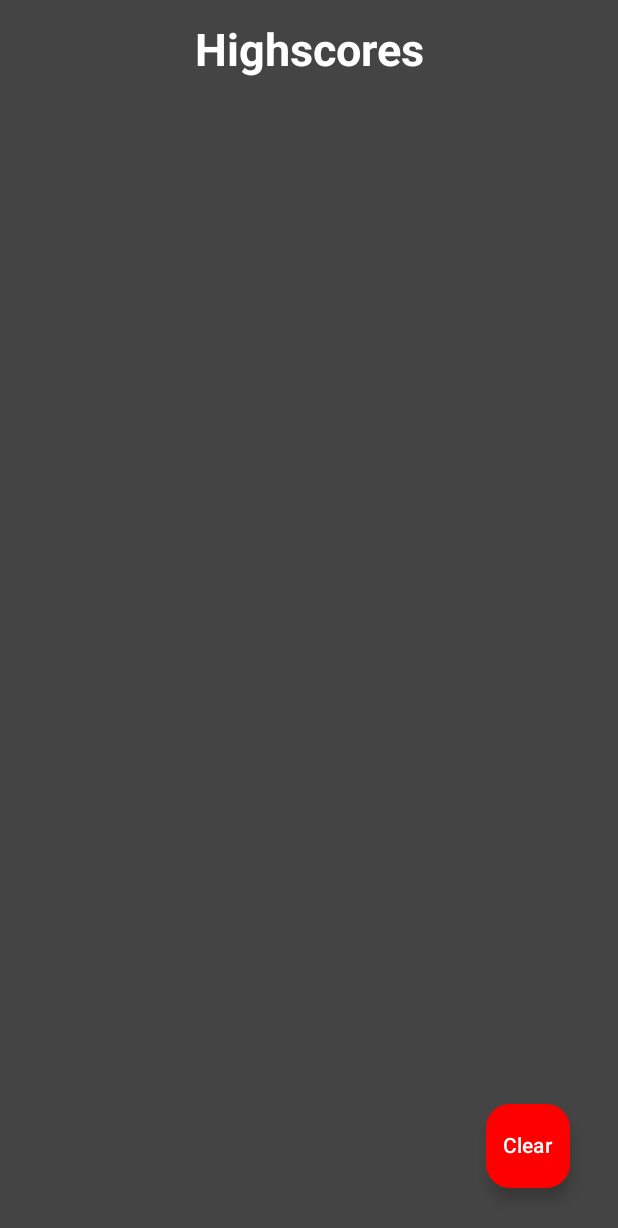
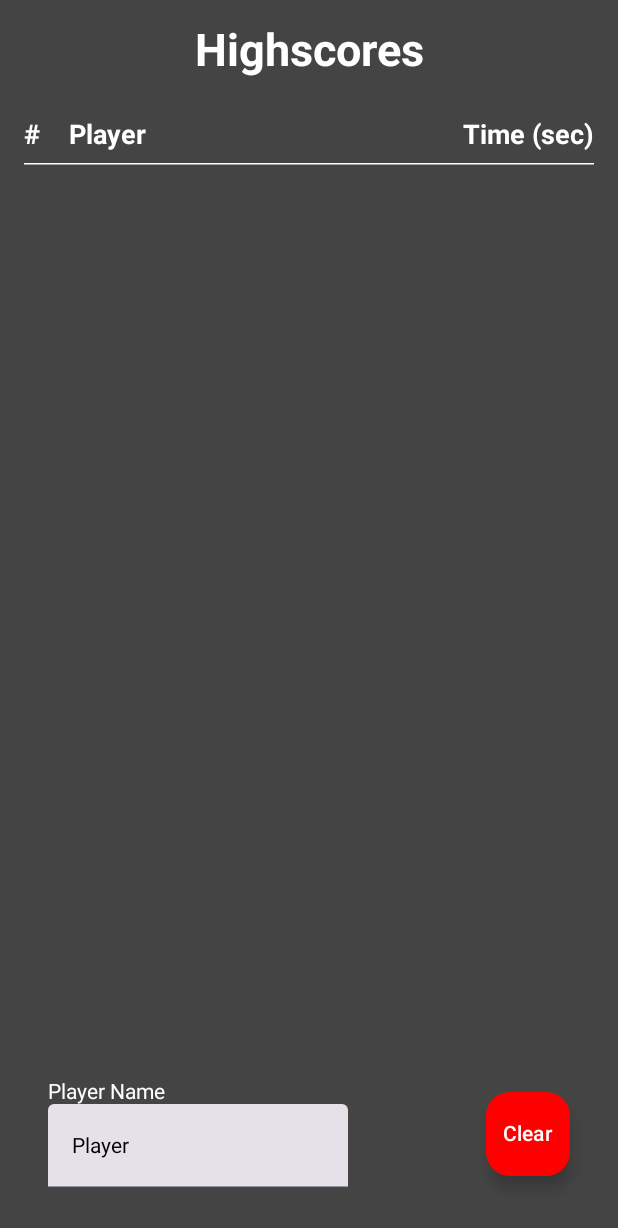
Before and after one commit to thehansong/labyrinth_marble_game, an Android app built with Jetpack Compose: the HighscoreScreen screen opened through its navigation route, after a tap on "Clear", on a phone screen of 412 x 824 dp. Shown: the top 1228 px of the screen. Run offline under Robolectric (Android 15) with nearby library versions, the light colour scheme and no system bars; our stand-ins replace Room's generated code.

Commit message:
Transition to highscores on game completed
Working highscores but the code's pretty jank

```diff
--- a/app/src/main/java/com/example/labyrinthmarblegame/MainActivity.kt
+++ b/app/src/main/java/com/example/labyrinthmarblegame/MainActivity.kt
@@ -5,6 +5,7 @@ import android.content.pm.ActivityInfo
 import android.hardware.SensorManager
 import android.opengl.GLSurfaceView
 import android.os.Bundle
+import android.util.Log
 import androidx.activity.ComponentActivity
 import androidx.activity.compose.setContent
 import androidx.compose.foundation.Image
@@ -20,6 +21,7 @@ import androidx.compose.ui.graphics.Color
 import androidx.compose.ui.layout.ContentScale
 import androidx.compose.ui.res.painterResource
 import androidx.compose.ui.text.font.FontWeight
+import androidx.compose.ui.text.TextStyle
 import androidx.compose.ui.unit.dp
 import androidx.compose.ui.unit.sp
 import androidx.lifecycle.ViewModelProvider
@@ -29,7 +31,14 @@ import androidx.navigation.compose.composable
 import androidx.navigation.compose.rememberNavController
 import androidx.compose.foundation.lazy.LazyColumn
 import androidx.compose.foundation.lazy.items
+import androidx.compose.foundation.lazy.itemsIndexed
+import androidx.compose.material3.ButtonDefaults
+import androidx.compose.material3.Divider
 import androidx.compose.material3.FloatingActionButton
+import androidx.compose.material3.HorizontalDivider
+import androidx.compose.material3.LocalTextStyle
+import androidx.compose.material3.TextField
+import androidx.compose.material3.TextFieldDefaults
 import androidx.compose.runtime.*
 import androidx.compose.ui.viewinterop.AndroidView
 import androidx.lifecycle.lifecycleScope
@@ -46,25 +55,25 @@ class MainActivity : ComponentActivity() {
         val database = MarbleGameDatabase.getDatabase(applicationContext)
         val repository = MarbleGameRepository(database.marbleGameDao())
 
+        val viewModel = ViewModelProvider(
+            this,
+            MarbleGameViewModelFactory(repository)
+        )[MarbleGameViewModel::class.java]
+
         // Initialize the game
         sensorManager = getSystemService(Context.SENSOR_SERVICE) as SensorManager
-        gameLogic = MarbleGameLogic(this)
+        gameLogic = MarbleGameLogic(this, viewModel)
 
         // Initialize sounds
         initBGM(this)
         initSounds(this)
         bgmPlayer.start()
 
-        val viewModel = ViewModelProvider(
-            this,
-            MarbleGameViewModelFactory(repository)
-        )[MarbleGameViewModel::class.java]
-
         // Insert test scores when app launches
-        insertTestScores(viewModel)
+        //insertTestScores(viewModel)
 
         setContent {
-            AppNavigation(viewModel)
+            AppNavigation(viewModel, gameLogic)
         }
     }
 
@@ -101,12 +110,12 @@ class MainActivity : ComponentActivity() {
 
 
 @Composable
-fun AppNavigation(viewModel: MarbleGameViewModel) {
+fun AppNavigation(viewModel: MarbleGameViewModel, gameLogic: MarbleGameLogic) {
     val navController = rememberNavController()
 
     NavHost(navController, startDestination = "home") {
         composable("home") { HomeScreen(navController) }
-        composable("game") { GameScreen(navController) }
+        composable("game") { GameScreen(navController, gameLogic, viewModel) }
         composable("highscores") { HighscoreScreen(viewModel = viewModel) }
     }
 }
@@ -167,10 +176,20 @@ fun HomeScreen(navController: NavController) {
 }
 
 @Composable
-fun GameScreen(navController: NavController) {
+fun GameScreen(navController: NavController, gameLogic: MarbleGameLogic, viewModel: MarbleGameViewModel) {
     AndroidView(
         factory = { context ->
-            MarbleGameView(context)
+            MarbleGameView(context, viewModel).apply {
+                // Set the navigation callback
+                setNavigationCallback {
+                    navController.navigate("highscores") {
+                        // Pop up to the home destination
+                        popUpTo("home") {
+                            inclusive = false
+                        }
+                    }
+                }
+            }
         },
         modifier = Modifier.fillMaxSize()
     )
@@ -178,14 +197,18 @@ fun GameScreen(navController: NavController) {
 
 @Composable
 fun HighscoreScreen(viewModel: MarbleGameViewModel) {
-    val scores by viewModel.highScores.collectAsState(initial = emptyList()) // Observe scores
+    val scores by viewModel.highScores.collectAsState(initial = emptyList())
+    val currentPlayerName by viewModel.playerName.collectAsState()
     val coroutineScope = rememberCoroutineScope()
+
+    // Local state for updating the player's name.
+    var playerName by remember { mutableStateOf(currentPlayerName) }
 
     Box(
         modifier = Modifier
             .fillMaxSize()
             .background(Color.DarkGray)
-            .padding(16.dp) // Add padding to avoid overlap
+            .padding(16.dp)
     ) {
         Column(
             modifier = Modifier.fillMaxSize(),
@@ -200,14 +223,109 @@ fun HighscoreScreen(viewModel: MarbleGameViewModel) {
 
             Spacer(modifier = Modifier.height(20.dp))
 
-            // Display scores in a LazyColumn sorted in descending order
+            // Headers row includes ranking
+            Row(
+                modifier = Modifier
+                    .fillMaxWidth()
+                    .padding(vertical = 8.dp),
+                horizontalArrangement = Arrangement.SpaceBetween
+            ) {
+                Text(
+                    text = "#",
+                    fontSize = 18.sp,
+                    color = Color.White,
+                    fontWeight = FontWeight.Bold,
+                    modifier = Modifier.width(30.dp)
+                )
+                Text(
+                    text = "Player",
+                    fontSize = 18.sp,
+                    color = Color.White,
+                    fontWeight = FontWeight.Bold,
+                    modifier = Modifier.weight(1f)
+                )
+                Text(
+                    text = "Time (sec)",
+                    fontSize = 18.sp,
+                    color = Color.White,
+                    fontWeight = FontWeight.Bold
+                )
+            }
+
+            HorizontalDivider(thickness = 1.dp, color = Color.White)
+            Spacer(modifier = Modifier.height(8.dp))
+
+            // LazyColumn for all scores, sorted by fastest time
             LazyColumn(
+                modifier = Modifier
+                    .fillMaxWidth()
+                    .weight(1f)
+            ) {
+                val sortedScores = scores.sortedBy { it.completionTime }
+                itemsIndexed(sortedScores) { index, score ->
+                    // Use the current player name from the ViewModel to check if this is the player's score
+                    val isPlayerScore = score.playerName == currentPlayerName
+                    val backgroundColor = if (isPlayerScore) Color(0xFF1E3F66) else Color.Transparent
+                    val textColor = if (isPlayerScore) Color.Yellow else Color.White
+
+                    Row(
+                        modifier = Modifier
+                            .fillMaxWidth()
+                            .padding(vertical = 8.dp)
+                            .background(backgroundColor)
+                            .padding(horizontal = 8.dp, vertical = 4.dp),
+                        verticalAlignment = Alignment.CenterVertically
+                    ) {
+                        // Ranking number column
+                        Text(
+                            text = "${index + 1}",
+                            fontSize = 18.sp,
+                            color = textColor,
+                            modifier = Modifier.width(30.dp)
+                        )
+                        // Player name column
+                        Text(
+                            text = score.playerName,
+                            fontSize = 18.sp,
+                            color = textColor,
+                            fontWeight = if (isPlayerScore) FontWeight.Bold else FontWeight.Normal,
                             modifier = Modifier.weight(1f)
-            ) {
-                items(scores.sortedByDescending { it.completionTime }) { score ->
-                    ScoreItem(score)
+                        )
+                        // Completion time column
+                        Text(
+                            text = "${score.completionTime}s",
+                            fontSize = 18.sp,
+                            color = textColor,
+                            fontWeight = if (isPlayerScore) FontWeight.Bold else FontWeight.Normal
+                        )
                     }
                 }
+            }
+        }
+
+        // Row at the bottom for clear button and player name change
+        Row(
+            modifier = Modifier
+                .fillMaxWidth()
+                .align(Alignment.BottomCenter)
+                .padding(16.dp),
+            verticalAlignment = Alignment.CenterVertically,
+            horizontalArrangement = Arrangement.SpaceBetween
+        ) {
+            // Change player name
+            Column {
+                Text("Player Name", color = Color.White)
+                TextField(
+                    value = playerName,
+                    onValueChange = {
+                        playerName = it
+                        coroutineScope.launch {
+                            viewModel.updatePlayerName(it) // Update name instantly
+                        }
+                    },
+                    textStyle = LocalTextStyle.current.copy(color = Color.Black),
+                    modifier = Modifier.width(200.dp)
+                )
             }
 
             // Floating Action Button (FAB) to clear scores
@@ -217,12 +335,10 @@ fun HighscoreScreen(viewModel: MarbleGameViewModel) {
                         viewModel.clearScores()
                     }
                 },
-            modifier = Modifier
-                .align(Alignment.BottomEnd)
-                .padding(16.dp),
                 containerColor = Color.Red
             ) {
                 Text("Clear", color = Color.White)
+            }
         }
     }
 }
--- a/app/src/main/java/com/example/labyrinthmarblegame/MarbleGameLogic.kt
+++ b/app/src/main/java/com/example/labyrinthmarblegame/MarbleGameLogic.kt
@@ -9,10 +9,15 @@ import android.hardware.Sensor
 import android.hardware.SensorEvent
 import android.hardware.SensorEventListener
 import android.hardware.SensorManager
+import android.util.Log
 import android.view.Gravity
 import android.view.ViewGroup.LayoutParams
 import android.widget.Button
 import android.widget.FrameLayout
+import androidx.lifecycle.viewModelScope
+import kotlinx.coroutines.CoroutineScope
+import kotlinx.coroutines.Dispatchers
+import kotlinx.coroutines.launch
 
 // Data classes for game entities
 data class Vector2(var x: Float, var y: Float)
@@ -32,7 +37,7 @@ data class GameEntity(
     //var tilesY: Int       // How many times to repeat texture vertically
 )
 
-class MarbleGameLogic(private val context: Context) : SensorEventListener {
+class MarbleGameLogic(context: Context, private val viewModel: MarbleGameViewModel) : SensorEventListener {
     val entities = mutableListOf<GameEntity>()
     private var gameLevels = MarbleGameLevels(context)
 
@@ -55,12 +60,31 @@ class MarbleGameLogic(private val context: Context) : SensorEventListener {
     private var isPlayerReviving = false
     private var animationTimer = 0f
     private val animationDuration = 0.5f
+    private var changingLevels = false
+
+    // Highscore variables
+    private var gameStartTime: Long = 0
+    private var gameCompletionTime: Long = 0
+    private var isTimerRunning = false
 
     init {
         initializeEntities()
         registerSensors()
+        startTimer()
     }
 
+    // Listener for navigating back to main menu/highscores
+    interface GameEventListener {
+        fun onGameCompleted()
+    }
+
+    private var gameEventListener: GameEventListener? = null
+
+    fun setGameEventListener(listener: GameEventListener) {
+        gameEventListener = listener
+    }
+
+    // This is for debug before we had accelerometer working
     fun createButtons(context: Context): List<Button> {
         val buttons = mutableListOf<Button>()
 
@@ -103,6 +127,8 @@ class MarbleGameLogic(private val context: Context) : SensorEventListener {
         // Store starting position for hole collisions
         playerStartingPosition.x = currentLevel.playerStart.x
         playerStartingPosition.y = currentLevel.playerStart.y
+
+        changingLevels = false
     }
 
     private fun registerSensors() {
@@ -118,8 +144,8 @@ class MarbleGameLogic(private val context: Context) : SensorEventListener {
 
         val player = entities.find { it.name == "Player" } ?: return
 
-        // Shrink player while they're falling into a hole
         if (isPlayerDead) {
+            // Shrink player while they're falling into a hole
             animationTimer += deltaTime
             player.scale.x = playerStartingScale.x * (1f - (animationTimer / animationDuration))
             player.scale.y = playerStartingScale.y * (1f - (animationTimer / animationDuration))
@@ -210,7 +236,8 @@ class MarbleGameLogic(private val context: Context) : SensorEventListener {
                     }
                     2 -> { // Goal
                         val otherCircle = entity.toCircle()
-                        if (collisionSystem.checkCircleCircleCollision(playerCircle, otherCircle)) {
+                        if (collisionSystem.checkCircleCircleCollision(playerCircle, otherCircle) && !changingLevels) {
+                            changingLevels = true
                             loadNextLevel()
                         }
                     }
@@ -224,26 +251,53 @@ class MarbleGameLogic(private val context: Context) : SensorEventListener {
         currentLevelNumber++
         // Select the next level based on number
         currentLevel = when (currentLevelNumber) {
-            1 -> {
-                soundPool.play(nextLevelSoundId, 1f, 1f, 0, 0, 1f)
-                gameLevels.Level1
-            }
-            2 -> {
-                soundPool.play(nextLevelSoundId, 1f, 1f, 0, 0, 1f)
-                gameLevels.Level2
-            }
+            1 -> gameLevels.Level1
+            2 -> gameLevels.Level2
             // Add more levels here as needed
             else -> {
+                // Game completed, out of levels
                 soundPool.play(gameClearedSoundId, 1f, 1f, 0, 0, 1f)
+
+                // Stop timer when game is completed
+                stopTimer()
+
+                // Save score to database
+                // Use lifecycleScope to launch the coroutine
+                viewModel.viewModelScope.launch {
+                    val score = MarbleGameScore(
+                        level = currentLevelNumber - 1, // The level player just completed
+                        completionTime = gameCompletionTime,
+                        playerName = viewModel.playerName.value
+                    )
+                    viewModel.insertScore(score)
+                }
+
+                gameEventListener?.onGameCompleted() // Return from this android view
                 return
             }
         }
+        soundPool.play(nextLevelSoundId, 1f, 1f, 0, 0, 1f)
         // Reset player and reload entities
         initializeEntities()
         // Reset player velocity
         playerVelocity = Vector2(0f, 0f)
         acceleration.x = 0f
         acceleration.y = 0f
+    }
+
+    // Start the game timer
+    private fun startTimer() {
+        gameStartTime = System.currentTimeMillis()
+        isTimerRunning = true
+    }
+
+    // Stop the timer and calculate the completion time
+    private fun stopTimer() {
+        if (isTimerRunning) {
+            val endTime = System.currentTimeMillis()
+            gameCompletionTime = (endTime - gameStartTime) / 1000 // Convert to seconds
+            isTimerRunning = false
+        }
     }
 
     override fun onSensorChanged(event: SensorEvent?) {
--- a/app/src/main/java/com/example/labyrinthmarblegame/MarbleGameViewModel.kt
+++ b/app/src/main/java/com/example/labyrinthmarblegame/MarbleGameViewModel.kt
@@ -9,7 +9,11 @@ class MarbleGameViewModel(private val repository: MarbleGameRepository) : ViewMo
 
     // Private mutable state to modify scores inside ViewModel
     private val _highScores = MutableStateFlow<List<MarbleGameScore>>(emptyList())
-    val highScores: StateFlow<List<MarbleGameScore>> = _highScores.asStateFlow() // Public Read-only
+    val highScores: StateFlow<List<MarbleGameScore>> = _highScores.asStateFlow() // Public read-only
+
+    // Mutable state for the player's name
+    private val _playerName = MutableStateFlow("Player")
+    val playerName: StateFlow<String> = _playerName.asStateFlow()
 
     init {
         loadHighScores()
@@ -20,7 +24,7 @@ class MarbleGameViewModel(private val repository: MarbleGameRepository) : ViewMo
             repository.topHighScores
                 .map { it.sortedByDescending { score -> score.completionTime }.take(10) }
                 .collect { scores ->
-                    _highScores.value = scores // Correct way to update MutableStateFlow
+                    _highScores.value = scores // Update scores in UI
                 }
         }
     }
@@ -38,4 +42,9 @@ class MarbleGameViewModel(private val repository: MarbleGameRepository) : ViewMo
             _highScores.value = emptyList() // Clear scores in UI
         }
     }
+
+    // Update the player's name
+    fun updatePlayerName(newName: String) {
+        _playerName.value = newName
+    }
 }
```
Also changed, not shown: app/src/main/java/com/example/labyrinthmarblegame/MarbleGameCanvas.kt (+22 -6 lines). Lines whose indentation alone changed are shown as unchanged.
